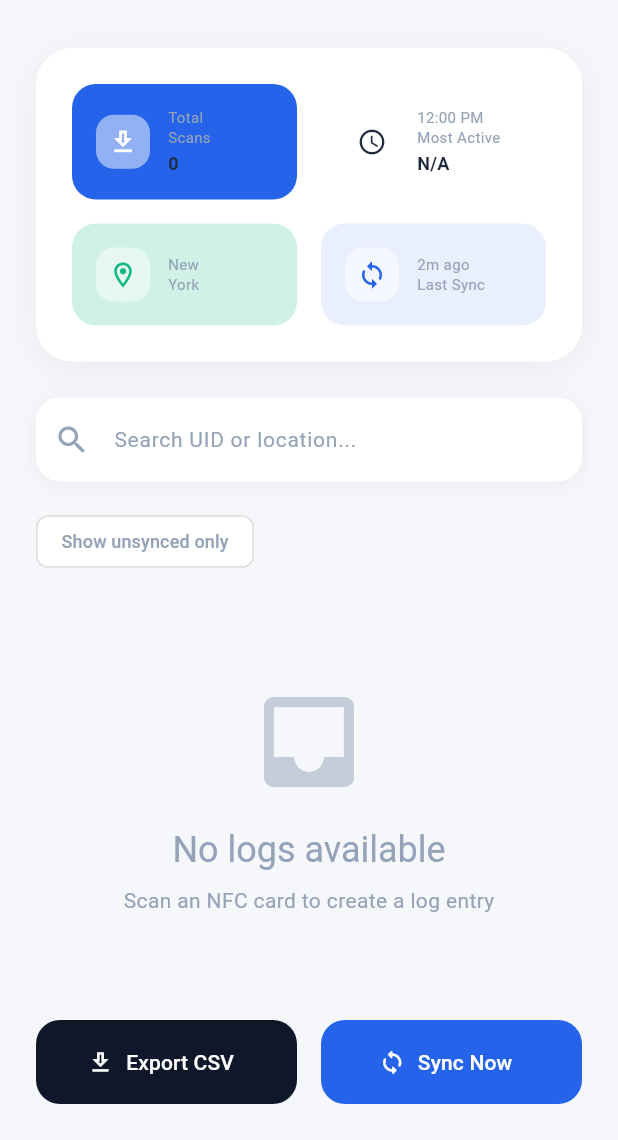
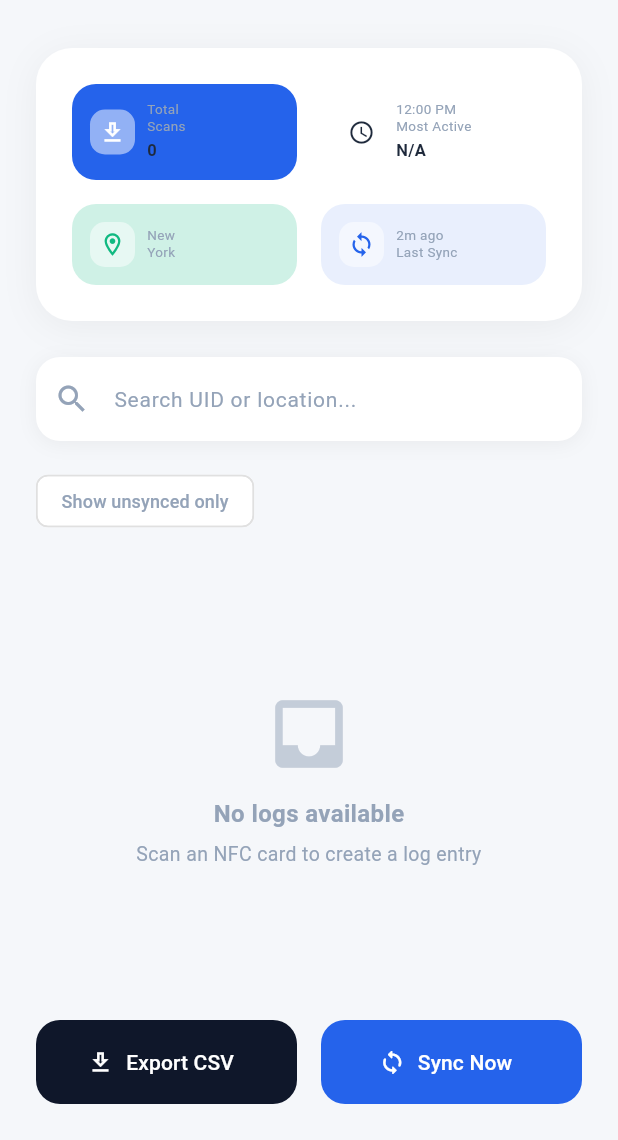
Before and after one commit to kunandika16/nfc-field-logger, a Flutter app: the LogScreen screen opened directly, on a phone screen of 412 x 824 dp, the part 96-1236 px from its top. Run offline on Flutter 3.47's test engine with Material 3 defaults, Android fonts, the phone set to English and light mode, and no system bars; our stand-ins replace connectivity_plus, csv, geocoding, geolocator, logger, permission_handler and 2 more; missing offline and left inert: nfc_manager; accounts and stored records are empty.

Commit message:
all changes

```diff
--- a/lib/screens/log_screen.dart
+++ b/lib/screens/log_screen.dart
@@ -490,7 +490,7 @@ class _LogScreenState extends State<LogScreen> {
     Color backgroundColor,
   ) {
     return Container(
-      padding: const EdgeInsets.all(16),
+      padding: const EdgeInsets.all(12),
       decoration: BoxDecoration(
         color: backgroundColor,
         borderRadius: BorderRadius.circular(16),
@@ -498,12 +498,12 @@ class _LogScreenState extends State<LogScreen> {
       child: Row(
         children: [
           Container(
-            padding: const EdgeInsets.all(8),
+            padding: const EdgeInsets.all(6),
             decoration: BoxDecoration(
               color: backgroundColor == Colors.transparent
                   ? Colors.transparent
                   : Colors.white.withOpacity(0.5),
-              borderRadius: BorderRadius.circular(12),
+              borderRadius: BorderRadius.circular(10),
             ),
             child: Icon(
               icon,
@@ -514,31 +514,36 @@ class _LogScreenState extends State<LogScreen> {
                       : backgroundColor == AppTheme.primaryBlue
                           ? Colors.white
                           : AppTheme.textDark,
-              size: 20,
+              size: 18,
             ),
           ),
-          const SizedBox(width: 12),
+          const SizedBox(width: 8),
           Expanded(
             child: Column(
               crossAxisAlignment: CrossAxisAlignment.start,
+              mainAxisSize: MainAxisSize.min,
               children: [
                 Text(
                   label,
                   style: TextStyle(
-                    fontSize: 10,
+                    fontSize: 9,
                     color: AppTheme.textSecondary,
-                    height: 1.3,
+                    height: 1.2,
                   ),
+                  maxLines: 2,
+                  overflow: TextOverflow.ellipsis,
                 ),
                 if (value.isNotEmpty) ...[
                   const SizedBox(height: 2),
                   Text(
                     value,
                     style: TextStyle(
-                      fontSize: 12,
+                      fontSize: 11,
                       fontWeight: FontWeight.w600,
                       color: AppTheme.textDark,
                     ),
+                    maxLines: 1,
+                    overflow: TextOverflow.ellipsis,
                   ),
                 ],
               ],
@@ -647,25 +652,30 @@ class _LogScreenState extends State<LogScreen> {
     return Center(
       child: Column(
         mainAxisAlignment: MainAxisAlignment.center,
+        mainAxisSize: MainAxisSize.min,
         children: [
           Icon(
             Icons.inbox,
-            size: 80,
+            size: 60,
             color: AppTheme.textSecondary.withOpacity(0.5),
           ),
-          const SizedBox(height: AppTheme.spacingMedium),
+          const SizedBox(height: 12),
           Text(
             'No logs available',
-            style: Theme.of(context).textTheme.headlineSmall?.copyWith(
-                  color: AppTheme.textSecondary,
-                ),
+            style: TextStyle(
+              fontSize: 16,
+              fontWeight: FontWeight.w600,
+              color: AppTheme.textSecondary,
+            ),
           ),
-          const SizedBox(height: AppTheme.spacingSmall),
+          const SizedBox(height: 6),
           Text(
             'Scan an NFC card to create a log entry',
-            style: Theme.of(context).textTheme.bodyMedium?.copyWith(
-                  color: AppTheme.textSecondary,
-                ),
+            style: TextStyle(
+              fontSize: 13,
+              color: AppTheme.textSecondary,
+            ),
+            textAlign: TextAlign.center,
           ),
         ],
       ),
```
Also changed, not shown: 238 other files.
